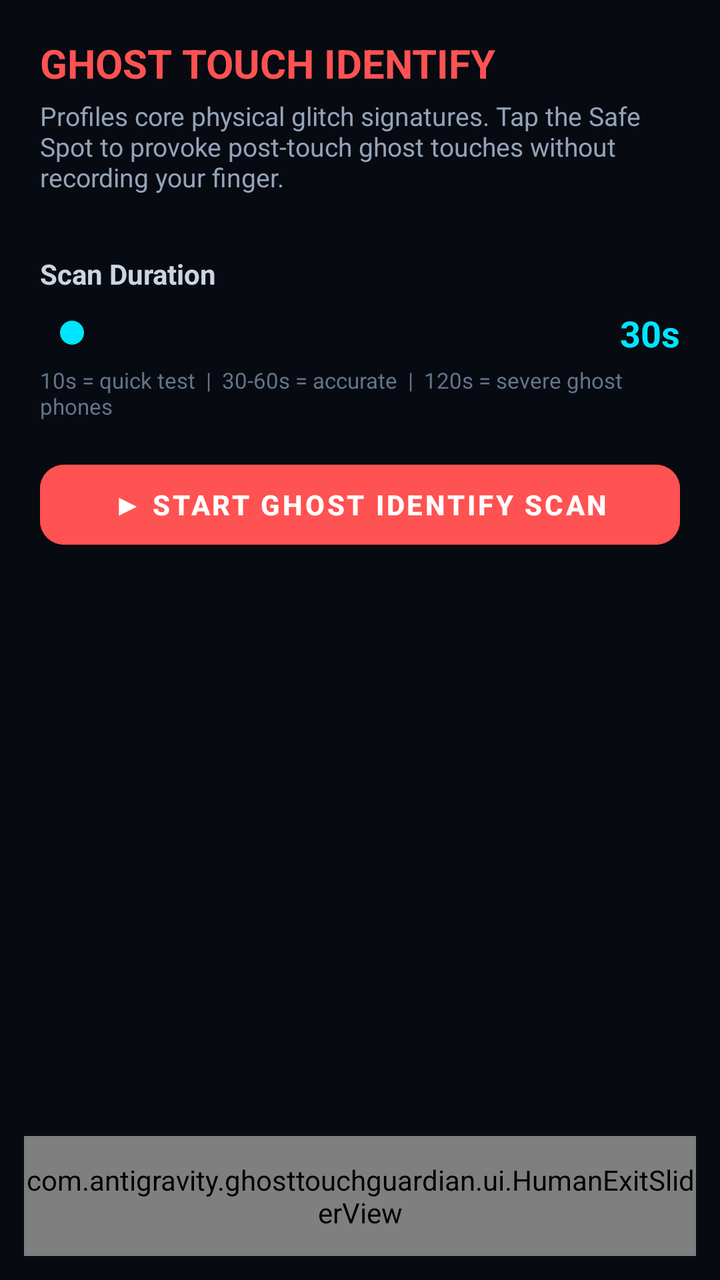
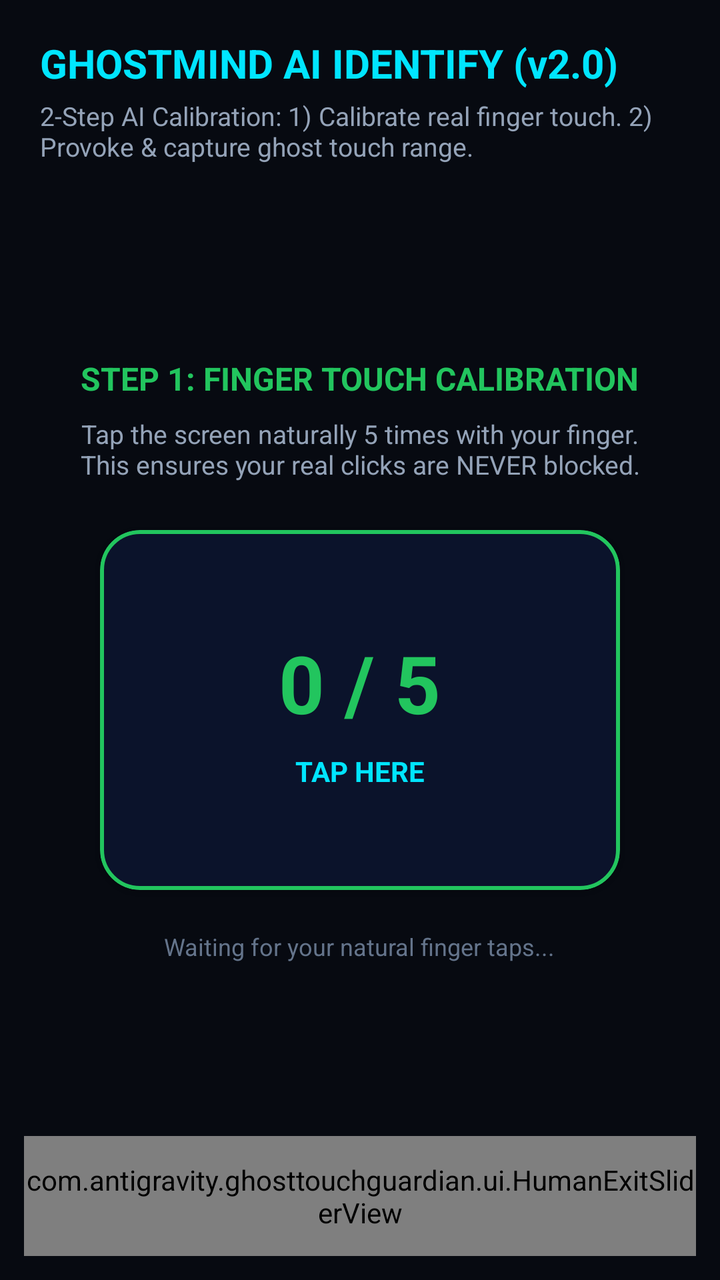

The first picture is an Android layout as it rendered before a commit; the second is the same layout after the commit. The layout source and the unified diff follow.
<!-- AndroidManifest.xml: activity theme Theme.GhostTouchGuardian.Fullscreen -->
<!-- res/layout/activity_ghost_identify.xml -->
<?xml version="1.0" encoding="utf-8"?>
<androidx.constraintlayout.widget.ConstraintLayout xmlns:android="http://schemas.android.com/apk/res/android"
    xmlns:app="http://schemas.android.com/apk/res-auto"
    android:layout_width="match_parent"
    android:layout_height="match_parent"
    android:background="#070A11">

    
    <LinearLayout
        android:id="@+id/identifyHeader"
        android:layout_width="match_parent"
        android:layout_height="wrap_content"
        android:orientation="vertical"
        android:paddingStart="20dp"
        android:paddingEnd="20dp"
        android:paddingTop="18dp"
        android:paddingBottom="10dp"
        app:layout_constraintTop_toTopOf="parent">

        <TextView
            android:layout_width="wrap_content"
            android:layout_height="wrap_content"
            android:text="GHOST TOUCH IDENTIFY"
            android:textColor="#FF5252"
            android:textSize="20sp"
            android:textStyle="bold" />

        <TextView
            android:layout_width="match_parent"
            android:layout_height="wrap_content"
            android:layout_marginTop="4dp"
            android:text="Profiles core physical glitch signatures. Tap the Safe Spot to provoke post-touch ghost touches without recording your finger."
            android:textColor="#94A3B8"
            android:textSize="13sp" />
    </LinearLayout>

    
    <LinearLayout
        android:id="@+id/scanTimeSetup"
        android:layout_width="match_parent"
        android:layout_height="wrap_content"
        android:orientation="vertical"
        android:padding="20dp"
        app:layout_constraintTop_toBottomOf="@+id/identifyHeader">

        <TextView
            android:layout_width="wrap_content"
            android:layout_height="wrap_content"
            android:text="Scan Duration"
            android:textColor="#CBD5E1"
            android:textSize="14sp"
            android:textStyle="bold" />

        <LinearLayout
            android:layout_width="match_parent"
            android:layout_height="wrap_content"
            android:layout_marginTop="8dp"
            android:gravity="center_vertical"
            android:orientation="horizontal">

            <SeekBar
                android:id="@+id/seekScanTime"
                android:layout_width="0dp"
                android:layout_height="wrap_content"
                android:layout_weight="1"
                android:thumbTint="#00E5FF"
                android:progressTint="#00E5FF" />

            <TextView
                android:id="@+id/tvSelectedTime"
                android:layout_width="52dp"
                android:layout_height="wrap_content"
                android:gravity="end"
                android:text="30s"
                android:textColor="#00E5FF"
                android:textSize="18sp"
                android:textStyle="bold" />
        </LinearLayout>

        <TextView
            android:layout_width="match_parent"
            android:layout_height="wrap_content"
            android:layout_marginTop="4dp"
            android:text="10s = quick test  |  30-60s = accurate  |  120s = severe ghost phones"
            android:textColor="#64748B"
            android:textSize="11sp" />

        <com.google.android.material.button.MaterialButton
            android:id="@+id/btnStartScan"
            android:layout_width="match_parent"
            android:layout_height="52dp"
            android:layout_marginTop="16dp"
            android:backgroundTint="#FF5252"
            android:text="▶ START GHOST IDENTIFY SCAN"
            android:textColor="#FFFFFF"
            android:textStyle="bold"
            app:cornerRadius="12dp" />
    </LinearLayout>

    
    <LinearLayout
        android:id="@+id/scanActivePanel"
        android:layout_width="match_parent"
        android:layout_height="0dp"
        android:gravity="center_horizontal"
        android:orientation="vertical"
        android:paddingStart="20dp"
        android:paddingEnd="20dp"
        android:paddingTop="6dp"
        android:paddingBottom="8dp"
        android:visibility="gone"
        app:layout_constraintBottom_toTopOf="@+id/humanExitSlider"
        app:layout_constraintEnd_toEndOf="parent"
        app:layout_constraintStart_toStartOf="parent"
        app:layout_constraintTop_toBottomOf="@+id/identifyHeader">

        <LinearLayout
            android:layout_width="match_parent"
            android:layout_height="wrap_content"
            android:gravity="center_vertical"
            android:orientation="horizontal">

            <TextView
                android:id="@+id/tvIdentifyCountdown"
                android:layout_width="wrap_content"
                android:layout_height="wrap_content"
                android:text="30s"
                android:textColor="#00E5FF"
                android:textSize="36sp"
                android:textStyle="bold" />

            <LinearLayout
                android:layout_width="0dp"
                android:layout_height="wrap_content"
                android:layout_marginStart="16dp"
                android:layout_weight="1"
                android:orientation="vertical">

                <TextView
                    android:id="@+id/tvCapturedSamples"
                    android:layout_width="wrap_content"
                    android:layout_height="wrap_content"
                    android:text="0 Ghost Samples Captured"
                    android:textColor="#FF5252"
                    android:textSize="15sp"
                    android:textStyle="bold" />

                <TextView
                    android:id="@+id/tvLastFactor"
                    android:layout_width="wrap_content"
                    android:layout_height="wrap_content"
                    android:layout_marginTop="2dp"
                    android:text="Waiting for phantom glitches..."
                    android:textColor="#94A3B8"
                    android:textSize="12sp" />
            </LinearLayout>
        </LinearLayout>

        
        <com.google.android.material.card.MaterialCardView
            android:layout_width="match_parent"
            android:layout_height="wrap_content"
            android:layout_marginTop="14dp"
            app:cardBackgroundColor="#0D1220"
            app:cardCornerRadius="14dp"
            app:cardElevation="0dp"
            app:strokeColor="#1E293B"
            app:strokeWidth="1dp">

            <LinearLayout
                android:layout_width="match_parent"
                android:layout_height="wrap_content"
                android:orientation="vertical"
                android:padding="14dp">

                <TextView
                    android:layout_width="wrap_content"
                    android:layout_height="wrap_content"
                    android:text="CORE PHYSICAL GLITCH FACTORS"
                    android:textColor="#38BDF8"
                    android:textSize="12sp"
                    android:textStyle="bold" />

                <TextView
                    android:id="@+id/tvFactorMatrix"
                    android:layout_width="match_parent"
                    android:layout_height="wrap_content"
                    android:layout_marginTop="8dp"
                    android:text="📍 Glitch Zone: —\n⏱ Dwell Time: —\n⚡ Physical Shockwave: —\n🔄 Trailing Echo: —"
                    android:textColor="#CBD5E1"
                    android:textSize="12sp"
                    android:lineSpacingExtra="5dp" />
            </LinearLayout>
        </com.google.android.material.card.MaterialCardView>

        
        <com.google.android.material.card.MaterialCardView
            android:id="@+id/cardFingerSafeSpot"
            android:layout_width="match_parent"
            android:layout_height="wrap_content"
            android:layout_marginTop="14dp"
            app:cardBackgroundColor="#0B132B"
            app:cardCornerRadius="14dp"
            app:cardElevation="0dp"
            app:strokeColor="#22C55E"
            app:strokeWidth="1.5dp">

            <LinearLayout
                android:layout_width="match_parent"
                android:layout_height="wrap_content"
                android:gravity="center"
                android:orientation="vertical"
                android:padding="14dp">

                <TextView
                    android:id="@+id/tvSafeSpotTitle"
                    android:layout_width="wrap_content"
                    android:layout_height="wrap_content"
                    android:text="🛡️ FINGER SAFE SPOT (TAP HERE)"
                    android:textColor="#22C55E"
                    android:textSize="13sp"
                    android:textStyle="bold" />

                <TextView
                    android:id="@+id/tvSafeSpotDesc"
                    android:layout_width="wrap_content"
                    android:layout_height="wrap_content"
                    android:layout_marginTop="3dp"
                    android:gravity="center"
                    android:text="Tap your finger here to provoke post-touch ghost touches.\nTouches inside this green box are NEVER recorded as ghosts!"
                    android:textColor="#94A3B8"
                    android:textSize="11sp" />
            </LinearLayout>
        </com.google.android.material.card.MaterialCardView>
    </LinearLayout>

    
    <LinearLayout
        android:id="@+id/resultPanel"
        android:layout_width="match_parent"
        android:layout_height="wrap_content"
        android:orientation="vertical"
        android:padding="20dp"
        android:visibility="gone"
        app:layout_constraintBottom_toTopOf="@+id/humanExitSlider"
        app:layout_constraintEnd_toEndOf="parent"
        app:layout_constraintStart_toStartOf="parent"
        app:layout_constraintTop_toBottomOf="@+id/identifyHeader">

        <TextView
            android:layout_width="wrap_content"
            android:layout_height="wrap_content"
            android:text="GLITCH PROFILE LEARNED"
            android:textColor="#00E5FF"
            android:textSize="17sp"
            android:textStyle="bold" />

        <com.google.android.material.card.MaterialCardView
            android:layout_width="match_parent"
            android:layout_height="wrap_content"
            android:layout_marginTop="12dp"
            app:cardBackgroundColor="#0D1220"
            app:cardCornerRadius="14dp"
            app:cardElevation="0dp"
            app:strokeColor="#2A364F"
            app:strokeWidth="1dp">

            <TextView
                android:id="@+id/tvResultSummary"
                android:layout_width="match_parent"
                android:layout_height="wrap_content"
                android:padding="16dp"
                android:text=""
                android:textColor="#CBD5E1"
                android:textSize="13sp"
                android:lineSpacingExtra="5dp" />
        </com.google.android.material.card.MaterialCardView>

        <com.google.android.material.button.MaterialButton
            android:id="@+id/btnSaveFingerprint"
            android:layout_width="match_parent"
            android:layout_height="52dp"
            android:layout_marginTop="14dp"
            android:backgroundTint="#00E5FF"
            android:text="✅ SAVE &amp; ACTIVATE SHIELD"
            android:textColor="#070A11"
            android:textStyle="bold"
            android:visibility="gone"
            app:cornerRadius="12dp" />

        <com.google.android.material.button.MaterialButton
            android:id="@+id/btnDiscardScan"
            style="@style/Widget.MaterialComponents.Button.OutlinedButton"
            android:layout_width="match_parent"
            android:layout_height="46dp"
            android:layout_marginTop="8dp"
            android:text="Discard &amp; Try Again"
            android:textColor="#64748B"
            app:cornerRadius="12dp"
            app:strokeColor="#334155" />
    </LinearLayout>

    
    <com.antigravity.ghosttouchguardian.ui.HumanExitSliderView
        android:id="@+id/humanExitSlider"
        android:layout_width="match_parent"
        android:layout_height="60dp"
        android:layout_marginStart="12dp"
        android:layout_marginEnd="12dp"
        android:layout_marginBottom="12dp"
        app:layout_constraintBottom_toBottomOf="parent"
        app:layout_constraintEnd_toEndOf="parent"
        app:layout_constraintStart_toStartOf="parent" />

</androidx.constraintlayout.widget.ConstraintLayout>
<!-- resources referenced by this layout -->
<resources>
  <style name="Theme.GhostTouchGuardian.Fullscreen" parent="Theme.GhostTouchGuardian">
          <item name="android:windowFullscreen">true</item>
          <item name="android:windowContentOverlay">@null</item>
      </style>
  <style name="Theme.GhostTouchGuardian" parent="Theme.MaterialComponents.DayNight.NoActionBar">
          <item name="colorPrimary">@color/accent_blue</item>
          <item name="colorPrimaryVariant">@color/accent_cyan</item>
          <item name="colorOnPrimary">@color/black</item>
          <item name="android:windowBackground">@color/amoled_black</item>
          <item name="android:statusBarColor">@color/amoled_black</item>
          <item name="android:navigationBarColor">@color/amoled_black</item>
      </style>
  <color name="accent_blue">#3D7EFE</color>
  <color name="accent_cyan">#00D2FF</color>
  <color name="black">#000000</color>
  <color name="amoled_black">#05070A</color>
</resources>

<!-- the commit's change to res/layout/activity_ghost_identify.xml (unified diff, before → after) -->
@@ -18,38 +18,136 @@
         app:layout_constraintTop_toTopOf="parent">
 
         <TextView
-            android:layout_width="wrap_content"
-            android:layout_height="wrap_content"
-            android:text="GHOST TOUCH IDENTIFY"
-            android:textColor="#FF5252"
+            android:id="@+id/tvIdentifyTitle"
+            android:layout_width="wrap_content"
+            android:layout_height="wrap_content"
+            android:text="GHOSTMIND AI IDENTIFY (v2.0)"
+            android:textColor="#00E5FF"
             android:textSize="20sp"
             android:textStyle="bold" />
 
         <TextView
+            android:id="@+id/tvIdentifySubtitle"
             android:layout_width="match_parent"
             android:layout_height="wrap_content"
             android:layout_marginTop="4dp"
-            android:text="Profiles core physical glitch signatures. Tap the Safe Spot to provoke post-touch ghost touches without recording your finger."
+            android:text="2-Step AI Calibration: 1) Calibrate real finger touch. 2) Provoke &amp; capture ghost touch range."
             android:textColor="#94A3B8"
             android:textSize="13sp" />
     </LinearLayout>
 
     
     <LinearLayout
+        android:id="@+id/panelFingerCalibration"
+        android:layout_width="match_parent"
+        android:layout_height="0dp"
+        android:orientation="vertical"
+        android:padding="20dp"
+        android:gravity="center"
+        app:layout_constraintTop_toBottomOf="@+id/identifyHeader"
+        app:layout_constraintBottom_toTopOf="@+id/humanExitSlider">
+
+        <TextView
+            android:layout_width="wrap_content"
+            android:layout_height="wrap_content"
+            android:text="STEP 1: FINGER TOUCH CALIBRATION"
+            android:textColor="#22C55E"
+            android:textSize="16sp"
+            android:textStyle="bold" />
+
+        <TextView
+            android:layout_width="wrap_content"
+            android:layout_height="wrap_content"
+            android:layout_marginTop="8dp"
+            android:gravity="center"
+            android:text="Tap the screen naturally 5 times with your finger.\nThis ensures your real clicks are NEVER blocked."
+            android:textColor="#94A3B8"
+            android:textSize="13sp" />
+
+        <com.google.android.material.card.MaterialCardView
+            android:id="@+id/cardFingerTapTarget"
+            android:layout_width="260dp"
+            android:layout_height="180dp"
+            android:layout_marginTop="24dp"
+            app:cardBackgroundColor="#0B132B"
+            app:cardCornerRadius="20dp"
+            app:strokeColor="#22C55E"
+            app:strokeWidth="2dp">
+
+            <LinearLayout
+                android:layout_width="match_parent"
+                android:layout_height="match_parent"
+                android:gravity="center"
+                android:orientation="vertical">
+
+                <TextView
+                    android:id="@+id/tvFingerTapCount"
+                    android:layout_width="wrap_content"
+                    android:layout_height="wrap_content"
+                    android:text="0 / 5"
+                    android:textColor="#22C55E"
+                    android:textSize="40sp"
+                    android:textStyle="bold" />
+
+                <TextView
+                    android:id="@+id/tvFingerTapHint"
+                    android:layout_width="wrap_content"
+                    android:layout_height="wrap_content"
+                    android:layout_marginTop="8dp"
+                    android:text="TAP HERE"
+                    android:textColor="#00E5FF"
+                    android:textSize="14sp"
+                    android:textStyle="bold" />
+            </LinearLayout>
+        </com.google.android.material.card.MaterialCardView>
+
+        <TextView
+            android:id="@+id/tvFingerBioFeedback"
+            android:layout_width="wrap_content"
+            android:layout_height="wrap_content"
+            android:layout_marginTop="20dp"
+            android:text="Waiting for your natural finger taps..."
+            android:textColor="#64748B"
+            android:textSize="12sp" />
+
+        <com.google.android.material.button.MaterialButton
+            android:id="@+id/btnProceedToGhostScan"
+            android:layout_width="match_parent"
+            android:layout_height="52dp"
+            android:layout_marginTop="24dp"
+            android:backgroundTint="#22C55E"
+            android:text="NEXT: SCAN GHOST SPECTRUM ➔"
+            android:textColor="#070A11"
+            android:textStyle="bold"
+            android:visibility="gone"
+            app:cornerRadius="12dp" />
+    </LinearLayout>
+
+    
+    <LinearLayout
         android:id="@+id/scanTimeSetup"
         android:layout_width="match_parent"
         android:layout_height="wrap_content"
         android:orientation="vertical"
         android:padding="20dp"
+        android:visibility="gone"
         app:layout_constraintTop_toBottomOf="@+id/identifyHeader">
 
         <TextView
             android:layout_width="wrap_content"
             android:layout_height="wrap_content"
-            android:text="Scan Duration"
+            android:text="STEP 2: GHOST TOUCH SPECTRUM SCAN"
+            android:textColor="#FF5252"
+            android:textSize="16sp"
+            android:textStyle="bold" />
+
+        <TextView
+            android:layout_width="wrap_content"
+            android:layout_height="wrap_content"
+            android:layout_marginTop="4dp"
+            android:text="Scan Duration (How long to listen for ghost glitches)"
             android:textColor="#CBD5E1"
-            android:textSize="14sp"
-            android:textStyle="bold" />
+            android:textSize="13sp" />
 
         <LinearLayout
             android:layout_width="match_parent"
@@ -63,8 +161,8 @@
                 android:layout_width="0dp"
                 android:layout_height="wrap_content"
                 android:layout_weight="1"
-                android:thumbTint="#00E5FF"
-                android:progressTint="#00E5FF" />
+                android:thumbTint="#FF5252"
+                android:progressTint="#FF5252" />
 
             <TextView
                 android:id="@+id/tvSelectedTime"
@@ -72,26 +170,18 @@
                 android:layout_height="wrap_content"
                 android:gravity="end"
                 android:text="30s"
-                android:textColor="#00E5FF"
+                android:textColor="#FF5252"
                 android:textSize="18sp"
                 android:textStyle="bold" />
         </LinearLayout>
 
-        <TextView
-            android:layout_width="match_parent"
-            android:layout_height="wrap_content"
-            android:layout_marginTop="4dp"
-            android:text="10s = quick test  |  30-60s = accurate  |  120s = severe ghost phones"
-            android:textColor="#64748B"
-            android:textSize="11sp" />
-
         <com.google.android.material.button.MaterialButton
             android:id="@+id/btnStartScan"
             android:layout_width="match_parent"
             android:layout_height="52dp"
             android:layout_marginTop="16dp"
             android:backgroundTint="#FF5252"
-            android:text="▶ START GHOST IDENTIFY SCAN"
+            android:text="▶ START GHOST SPECTRUM SCAN"
             android:textColor="#FFFFFF"
             android:textStyle="bold"
             app:cornerRadius="12dp" />
@@ -104,8 +194,8 @@
         android:layout_height="0dp"
         android:gravity="center_horizontal"
         android:orientation="vertical"
-        android:paddingStart="20dp"
-        android:paddingEnd="20dp"
+        android:paddingStart="16dp"
+        android:paddingEnd="16dp"
         android:paddingTop="6dp"
         android:paddingBottom="8dp"
         android:visibility="gone"
@@ -114,6 +204,7 @@
         app:layout_constraintStart_toStartOf="parent"
         app:layout_constraintTop_toBottomOf="@+id/identifyHeader">
 
+        
         <LinearLayout
             android:layout_width="match_parent"
             android:layout_height="wrap_content"
@@ -125,14 +216,14 @@
                 android:layout_width="wrap_content"
                 android:layout_height="wrap_content"
                 android:text="30s"
-                android:textColor="#00E5FF"
-                android:textSize="36sp"
+                android:textColor="#FF5252"
+                android:textSize="32sp"
                 android:textStyle="bold" />
 
             <LinearLayout
                 android:layout_width="0dp"
                 android:layout_height="wrap_content"
-                android:layout_marginStart="16dp"
+                android:layout_marginStart="14dp"
                 android:layout_weight="1"
                 android:orientation="vertical">
 
@@ -140,30 +231,62 @@
                     android:id="@+id/tvCapturedSamples"
                     android:layout_width="wrap_content"
                     android:layout_height="wrap_content"
-                    android:text="0 Ghost Samples Captured"
+                    android:text="0 Glitches Captured"
                     android:textColor="#FF5252"
-                    android:textSize="15sp"
+                    android:textSize="14sp"
                     android:textStyle="bold" />
 
                 <TextView
                     android:id="@+id/tvLastFactor"
                     android:layout_width="wrap_content"
                     android:layout_height="wrap_content"
-                    android:layout_marginTop="2dp"
-                    android:text="Waiting for phantom glitches..."
+                    android:text="Tap Green Zone below to provoke post-touch glitches!"
                     android:textColor="#94A3B8"
-                    android:textSize="12sp" />
+                    android:textSize="11sp" />
             </LinearLayout>
         </LinearLayout>
 
         
         <com.google.android.material.card.MaterialCardView
-            android:layout_width="match_parent"
-            android:layout_height="wrap_content"
-            android:layout_marginTop="14dp"
+            android:id="@+id/cardGreenSafeZoneTop"
+            android:layout_width="match_parent"
+            android:layout_height="80dp"
+            android:layout_marginTop="10dp"
+            app:cardBackgroundColor="#0B1C14"
+            app:cardCornerRadius="14dp"
+            app:strokeColor="#22C55E"
+            app:strokeWidth="2dp">
+
+            <LinearLayout
+                android:layout_width="match_parent"
+                android:layout_height="match_parent"
+                android:gravity="center"
+                android:orientation="vertical">
+
+                <TextView
+                    android:layout_width="wrap_content"
+                    android:layout_height="wrap_content"
+                    android:text="🛡️ GREEN SAFE ZONE (STIMULUS PAD)"
+                    android:textColor="#22C55E"
+                    android:textSize="13sp"
+                    android:textStyle="bold" />
+
+                <TextView
+                    android:layout_width="wrap_content"
+                    android:layout_height="wrap_content"
+                    android:text="Tap here freely! NEVER recorded as ghost. Provokes trailing glitches."
+                    android:textColor="#86EFAC"
+                    android:textSize="10sp" />
+            </LinearLayout>
+        </com.google.android.material.card.MaterialCardView>
+
+        
+        <com.google.android.material.card.MaterialCardView
+            android:layout_width="match_parent"
+            android:layout_height="wrap_content"
+            android:layout_marginTop="10dp"
             app:cardBackgroundColor="#0D1220"
             app:cardCornerRadius="14dp"
-            app:cardElevation="0dp"
             app:strokeColor="#1E293B"
             app:strokeWidth="1dp">
 
@@ -171,65 +294,59 @@
                 android:layout_width="match_parent"
                 android:layout_height="wrap_content"
                 android:orientation="vertical"
-                android:padding="14dp">
-
-                <TextView
-                    android:layout_width="wrap_content"
-                    android:layout_height="wrap_content"
-                    android:text="CORE PHYSICAL GLITCH FACTORS"
+                android:padding="12dp">
+
+                <TextView
+                    android:layout_width="wrap_content"
+                    android:layout_height="wrap_content"
+                    android:text="LEARNED GLITCH SPECTRUM &amp; FREQUENCY ENVELOPE"
                     android:textColor="#38BDF8"
-                    android:textSize="12sp"
+                    android:textSize="11sp"
                     android:textStyle="bold" />
 
                 <TextView
                     android:id="@+id/tvFactorMatrix"
                     android:layout_width="match_parent"
                     android:layout_height="wrap_content"
-                    android:layout_marginTop="8dp"
-                    android:text="📍 Glitch Zone: —\n⏱ Dwell Time: —\n⚡ Physical Shockwave: —\n🔄 Trailing Echo: —"
+                    android:layout_marginTop="6dp"
+                    android:text="⏱ Dwell Spectrum:  Waiting...\n🔄 Frequency Band:  Waiting...\n⚡ Zero Momentum:   Waiting...\n📍 Spread Area:     Waiting..."
                     android:textColor="#CBD5E1"
                     android:textSize="12sp"
-                    android:lineSpacingExtra="5dp" />
+                    android:lineSpacingExtra="4dp" />
             </LinearLayout>
         </com.google.android.material.card.MaterialCardView>
 
         
         <com.google.android.material.card.MaterialCardView
-            android:id="@+id/cardFingerSafeSpot"
-            android:layout_width="match_parent"
-            android:layout_height="wrap_content"
-            android:layout_marginTop="14dp"
-            app:cardBackgroundColor="#0B132B"
+            android:id="@+id/cardGreenSafeZoneBottom"
+            android:layout_width="match_parent"
+            android:layout_height="80dp"
+            android:layout_marginTop="10dp"
+            app:cardBackgroundColor="#0B1C14"
             app:cardCornerRadius="14dp"
-            app:cardElevation="0dp"
             app:strokeColor="#22C55E"
-            app:strokeWidth="1.5dp">
+            app:strokeWidth="2dp">
 
             <LinearLayout
                 android:layout_width="match_parent"
-                android:layout_height="wrap_content"
+                android:layout_height="match_parent"
                 android:gravity="center"
-                android:orientation="vertical"
-                android:padding="14dp">
-
-                <TextView
-                    android:id="@+id/tvSafeSpotTitle"
-                    android:layout_width="wrap_content"
-                    android:layout_height="wrap_content"
-                    android:text="🛡️ FINGER SAFE SPOT (TAP HERE)"
+                android:orientation="vertical">
+
+                <TextView
+                    android:layout_width="wrap_content"
+                    android:layout_height="wrap_content"
+                    android:text="🛡️ GREEN SAFE ZONE (BOTTOM PAD)"
                     android:textColor="#22C55E"
                     android:textSize="13sp"
                     android:textStyle="bold" />
 
                 <TextView
-                    android:id="@+id/tvSafeSpotDesc"
-                    android:layout_width="wrap_content"
-                    android:layout_height="wrap_content"
-                    android:layout_marginTop="3dp"
-                    android:gravity="center"
-                    android:text="Tap your finger here to provoke post-touch ghost touches.\nTouches inside this green box are NEVER recorded as ghosts!"
-                    android:textColor="#94A3B8"
-                    android:textSize="11sp" />
+                    android:layout_width="wrap_content"
+                    android:layout_height="wrap_content"
+                    android:text="Tap to wake up trailing capacitive noise outside."
+                    android:textColor="#86EFAC"
+                    android:textSize="10sp" />
             </LinearLayout>
         </com.google.android.material.card.MaterialCardView>
     </LinearLayout>
@@ -238,7 +355,7 @@
     <LinearLayout
         android:id="@+id/resultPanel"
         android:layout_width="match_parent"
-        android:layout_height="wrap_content"
+        android:layout_height="0dp"
         android:orientation="vertical"
         android:padding="20dp"
         android:visibility="gone"
@@ -250,42 +367,46 @@
         <TextView
             android:layout_width="wrap_content"
             android:layout_height="wrap_content"
-            android:text="GLITCH PROFILE LEARNED"
+            android:text="GHOSTMIND AI DUAL PROFILE SYNTHESIZED"
             android:textColor="#00E5FF"
-            android:textSize="17sp"
+            android:textSize="16sp"
             android:textStyle="bold" />
 
         <com.google.android.material.card.MaterialCardView
             android:layout_width="match_parent"
-            android:layout_height="wrap_content"
+            android:layout_height="0dp"
+            android:layout_weight="1"
             android:layout_marginTop="12dp"
             app:cardBackgroundColor="#0D1220"
             app:cardCornerRadius="14dp"
-            app:cardElevation="0dp"
             app:strokeColor="#2A364F"
             app:strokeWidth="1dp">
 
-            <TextView
-                android:id="@+id/tvResultSummary"
+            <ScrollView
                 android:layout_width="match_parent"
-                android:layout_height="wrap_content"
-                android:padding="16dp"
-                android:text=""
-                android:textColor="#CBD5E1"
-                android:textSize="13sp"
-                android:lineSpacingExtra="5dp" />
+                android:layout_height="match_parent">
+
+                <TextView
+                    android:id="@+id/tvResultSummary"
+                    android:layout_width="match_parent"
+                    android:layout_height="wrap_content"
+                    android:padding="16dp"
+                    android:text=""
+                    android:textColor="#CBD5E1"
+                    android:textSize="13sp"
+                    android:lineSpacingExtra="5dp" />
+            </ScrollView>
         </com.google.android.material.card.MaterialCardView>
 
         <com.google.android.material.button.MaterialButton
             android:id="@+id/btnSaveFingerprint"
             android:layout_width="match_parent"
             android:layout_height="52dp"
-            android:layout_marginTop="14dp"
+            android:layout_marginTop="12dp"
             android:backgroundTint="#00E5FF"
-            android:text="✅ SAVE &amp; ACTIVATE SHIELD"
+            android:text="✅ ACTIVATE GHOSTMIND AI SHIELD"
             android:textColor="#070A11"
             android:textStyle="bold"
-            android:visibility="gone"
             app:cornerRadius="12dp" />
 
         <com.google.android.material.button.MaterialButton
@@ -293,8 +414,8 @@
             style="@style/Widget.MaterialComponents.Button.OutlinedButton"
             android:layout_width="match_parent"
             android:layout_height="46dp"
-            android:layout_marginTop="8dp"
-            android:text="Discard &amp; Try Again"
+            android:layout_marginTop="6dp"
+            android:text="Discard &amp; Recalibrate"
             android:textColor="#64748B"
             app:cornerRadius="12dp"
             app:strokeColor="#334155" />
